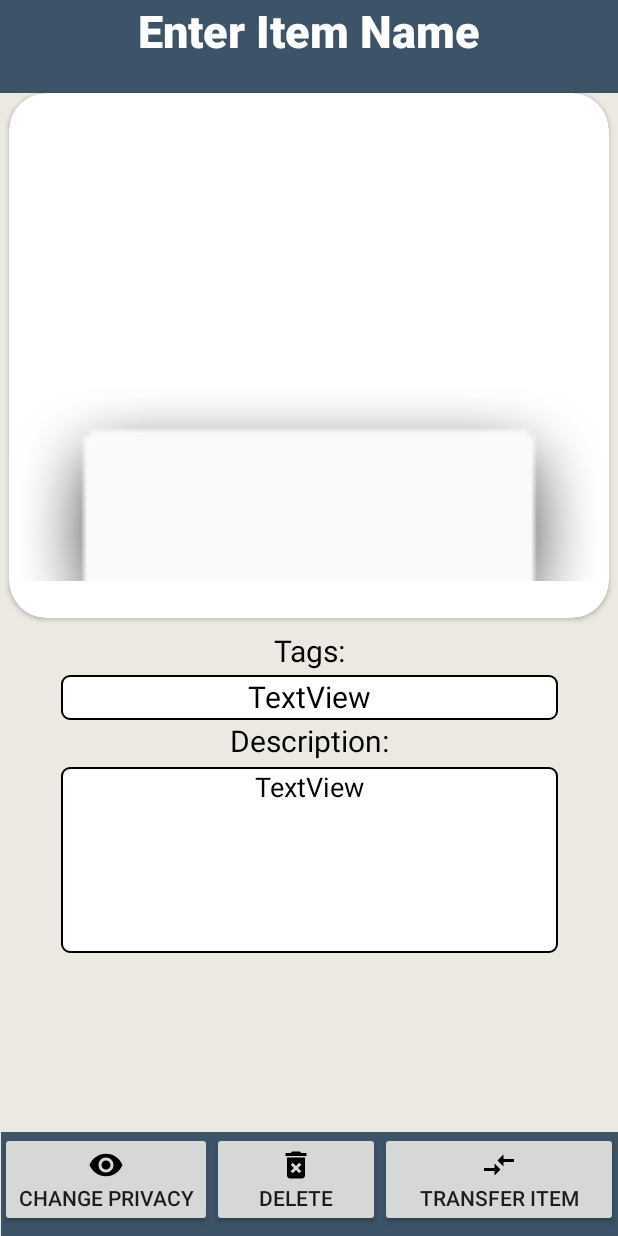
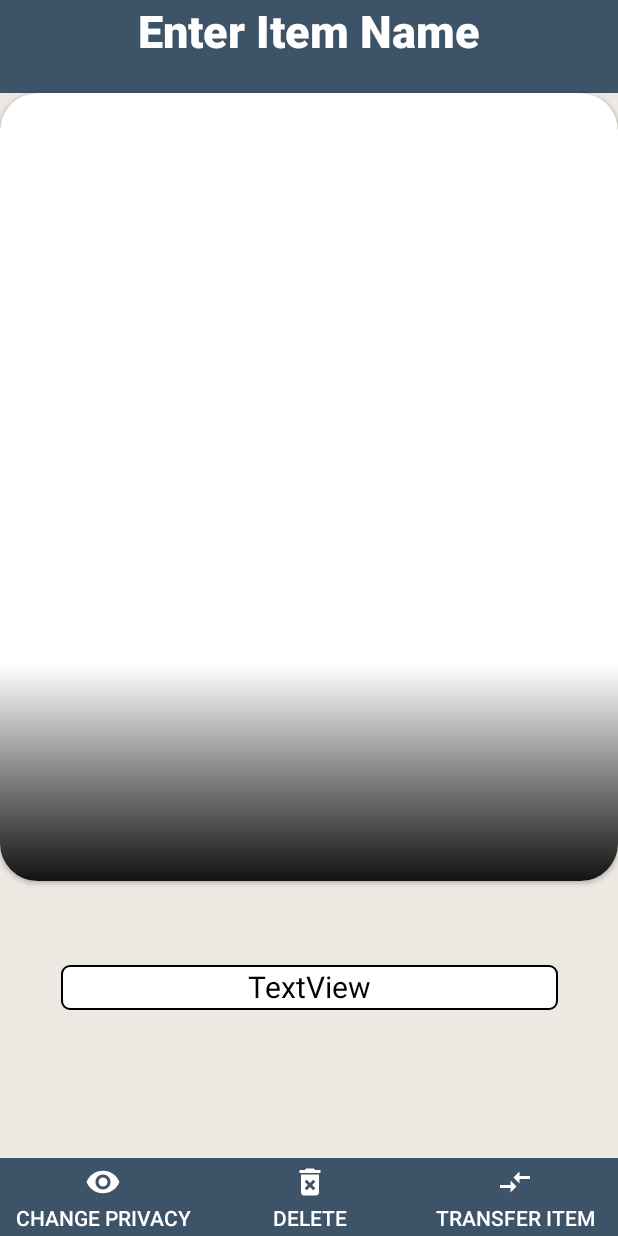
Before and after one commit to asilmian/It_proj_android, an Android app: the SingleItemView screen opened directly, with no data from a screen before it, on a phone screen of 412 x 824 dp. Run offline under Robolectric (Android 15) with nearby library versions, the phone set to English and light mode, and no system bars; our stand-ins replace Firebase (no records; nobody signed in at launch, a user with empty details on screens opened directly); network calls fail; pictures from the network do not load.

Commit message:
new single item view

```diff
--- /dev/null
+++ b/ItemOrganizer/app/src/main/res/drawable/black_gradient.xml
@@ -0,0 +1,9 @@
+<?xml version="1.0" encoding="utf-8"?>
+<shape xmlns:android="http://schemas.android.com/apk/res/android">
+
+
+    <gradient android:angle="90"
+        android:startColor="#FF121212"
+        android:centerColor="#79000000"
+        android:endColor="#00000000"/>
+</shape>
--- a/ItemOrganizer/app/src/main/res/layout/activity_single_item_view.xml
+++ b/ItemOrganizer/app/src/main/res/layout/activity_single_item_view.xml
@@ -9,8 +9,8 @@
 
     <androidx.cardview.widget.CardView
         android:id="@+id/new_family_view"
-        android:layout_width="400dp"
-        android:layout_height="350dp"
+        android:layout_width="0dp"
+        android:layout_height="525dp"
         android:layout_centerHorizontal="true"
         android:elevation="12dp"
         android:innerRadius="0dp"
@@ -26,58 +26,61 @@
             android:layout_height="match_parent">
 
             <ImageView
-                android:id="@+id/imageView5"
+                android:id="@+id/singleItemViewImage"
                 android:layout_width="match_parent"
-                android:layout_height="200dp"
+                android:layout_height="match_parent"
+                android:contentDescription="TODO"
+                app:layout_constraintBottom_toBottomOf="parent"
+                app:layout_constraintEnd_toEndOf="parent"
+                app:layout_constraintStart_toStartOf="parent"
+                app:layout_constraintTop_toTopOf="parent"
+                tools:srcCompat="@tools:sample/backgrounds/scenic" />
+
+            <ImageView
+                android:id="@+id/imageView6"
+                android:layout_width="0dp"
+                android:layout_height="144dp"
+                android:elevation="4dp"
                 app:layout_constraintBottom_toBottomOf="parent"
                 app:layout_constraintEnd_toEndOf="parent"
                 app:layout_constraintHorizontal_bias="0.0"
                 app:layout_constraintStart_toStartOf="parent"
                 app:layout_constraintTop_toTopOf="parent"
                 app:layout_constraintVertical_bias="1.0"
-                app:srcCompat="?attr/panelBackground" />
+                app:srcCompat="@drawable/black_gradient" />
+
+            <TextView
+                android:id="@+id/singleItemViewDescription"
+                android:layout_width="match_parent"
+                android:layout_height="wrap_content"
+                android:elevation="6dp"
+                android:textAlignment="center"
+                android:textColor="@android:color/white"
+                android:textSize="18sp"
+                app:layout_constraintBottom_toBottomOf="@+id/singleItemViewImage"
+                app:layout_constraintEnd_toEndOf="@+id/imageView6"
+                app:layout_constraintHorizontal_bias="0.0"
+                app:layout_constraintStart_toStartOf="@+id/imageView6"
+                app:layout_constraintTop_toTopOf="@+id/imageView6"
+                app:layout_constraintVertical_bias="1.0"
+                tools:text="@tools:sample/lorem" />
         </androidx.constraintlayout.widget.ConstraintLayout>
-
-        <ImageView
-            android:id="@+id/singleItemViewImage"
-            android:layout_width="match_parent"
-            android:layout_height="match_parent"
-            android:contentDescription="TODO"
-            app:layout_constraintBottom_toBottomOf="parent"
-            app:layout_constraintEnd_toEndOf="parent"
-            app:layout_constraintStart_toStartOf="parent"
-            app:layout_constraintTop_toBottomOf="@+id/singleItemViewFiller"
-            app:layout_constraintVertical_bias="0.048"
-            tools:srcCompat="@tools:sample/backgrounds/scenic" />
 
     </androidx.cardview.widget.CardView>
 
     <TextView
         android:id="@+id/singleItemViewFiller4"
-        android:layout_width="411dp"
-        android:layout_height="69dp"
+        android:layout_width="0dp"
+        android:layout_height="52dp"
         android:background="@color/colorBtn"
         android:textAlignment="center"
         android:textSize="24sp"
         app:layout_constraintBottom_toBottomOf="parent"
         app:layout_constraintEnd_toEndOf="parent"
-        app:layout_constraintHorizontal_bias="1.0"
+        app:layout_constraintHorizontal_bias="0.0"
         app:layout_constraintStart_toStartOf="parent"
-        app:layout_constraintTop_toBottomOf="@+id/singleItemViewDescription"
+        app:layout_constraintTop_toBottomOf="@+id/singleItemViewTags"
         app:layout_constraintVertical_bias="1.0" />
-
-    <TextView
-        android:id="@+id/singleItemViewTagsHeader"
-        android:layout_width="361dp"
-        android:layout_height="30dp"
-        android:layout_marginTop="8dp"
-        android:text="Tags:"
-        android:textAlignment="center"
-        android:textColor="@android:color/black"
-        android:textSize="20sp"
-        app:layout_constraintEnd_toEndOf="parent"
-        app:layout_constraintStart_toStartOf="parent"
-        app:layout_constraintTop_toBottomOf="@+id/new_family_view" />
 
     <TextView
         android:id="@+id/singleItemViewName"
@@ -99,69 +102,55 @@
         android:layout_width="331dp"
         android:layout_height="30dp"
         android:background="@drawable/rounded_corner"
-        android:text="TextView"
+        android:text="@string/textview"
         android:textAlignment="center"
         android:textColor="@android:color/black"
         android:textSize="20sp"
+        app:layout_constraintBottom_toBottomOf="parent"
         app:layout_constraintEnd_toEndOf="parent"
         app:layout_constraintStart_toStartOf="parent"
-        app:layout_constraintTop_toBottomOf="@+id/singleItemViewTagsHeader" />
-
-    <TextView
-        android:id="@+id/singleItemViewDescription"
-        android:layout_width="0dp"
-        android:layout_height="124dp"
-
-        android:layout_marginTop="4dp"
-        android:background="@drawable/rounded_corner"
-        android:text="TextView"
-        android:textAlignment="center"
-        android:textColor="@android:color/black"
-        android:textSize="18sp"
-        app:layout_constraintEnd_toEndOf="@+id/singleItemViewTags"
-        app:layout_constraintStart_toStartOf="@+id/singleItemViewTags"
-        app:layout_constraintTop_toBottomOf="@+id/textView8" />
-
-    <TextView
-        android:id="@+id/textView8"
-        android:layout_width="0dp"
-        android:layout_height="wrap_content"
-        android:text="@string/description"
-        android:textAlignment="center"
-        android:textColor="@android:color/black"
-        android:textSize="20dp"
-        app:layout_constraintEnd_toEndOf="parent"
-        app:layout_constraintHorizontal_bias="1.0"
-        app:layout_constraintStart_toStartOf="parent"
-        app:layout_constraintTop_toBottomOf="@+id/singleItemViewTags" />
+        app:layout_constraintTop_toBottomOf="@+id/new_family_view"
+        app:layout_constraintVertical_bias="0.271" />
 
     <Button
         android:id="@+id/singleItemViewDelete"
-        android:layout_width="112dp"
-        android:layout_height="wrap_content"
+        android:layout_width="137dp"
+        android:layout_height="0dp"
+        android:background="@color/colorBtn"
         android:drawableTop="@drawable/ic_delete"
+        android:drawableTint="@android:color/white"
         android:text="@string/delete"
+        android:textColor="@android:color/white"
         app:layout_constraintBottom_toBottomOf="@+id/singleItemViewcp"
         app:layout_constraintStart_toEndOf="@+id/singleItemViewcp"
-        app:layout_constraintTop_toTopOf="@+id/singleItemViewcp" />
+        app:layout_constraintTop_toTopOf="@+id/singleItemViewcp"
+        app:layout_constraintVertical_bias="0.0" />
 
     <Button
         android:id="@+id/singleItemViewcp"
-        android:layout_width="wrap_content"
+        android:layout_width="138dp"
         android:layout_height="wrap_content"
+        android:background="@color/colorBtn"
         android:drawableTop="@drawable/ic_privacy"
+        android:drawableTint="@android:color/white"
         android:text="@string/change_privacy"
+        android:textColor="@android:color/white"
+        app:layout_constraintBottom_toBottomOf="@+id/singleItemViewFiller4"
         app:layout_constraintEnd_toEndOf="parent"
         app:layout_constraintHorizontal_bias="0.0"
         app:layout_constraintStart_toStartOf="parent"
-        app:layout_constraintTop_toTopOf="@+id/singleItemViewFiller4" />
+        app:layout_constraintTop_toTopOf="@+id/singleItemViewFiller4"
+        app:layout_constraintVertical_bias="1.0" />
 
     <Button
         android:id="@+id/singleItemViewTransfer"
         android:layout_width="0dp"
         android:layout_height="wrap_content"
+        android:background="@color/colorBtn"
         android:drawableTop="@drawable/ic_transfer"
+        android:drawableTint="@android:color/white"
         android:text="@string/transfer_item"
+        android:textColor="@android:color/white"
         app:layout_constraintBottom_toBottomOf="@+id/singleItemViewcp"
         app:layout_constraintEnd_toEndOf="parent"
         app:layout_constraintStart_toEndOf="@+id/singleItemViewDelete"
@@ -170,14 +159,14 @@
     <ProgressBar
         android:id="@+id/singleItemViewSpinner"
         style="?android:attr/progressBarStyle"
-        android:layout_width="166dp"
-        android:layout_height="149dp"
+        android:layout_width="150dp"
+        android:layout_height="150dp"
+        android:elevation="50dp"
         android:visibility="gone"
         app:layout_constraintBottom_toBottomOf="parent"
         app:layout_constraintEnd_toEndOf="parent"
         app:layout_constraintHorizontal_bias="0.498"
         app:layout_constraintStart_toStartOf="parent"
-        app:layout_constraintTop_toTopOf="@+id/singleItemViewTagsHeader"
-        app:layout_constraintVertical_bias="0.29000002" />
+        app:layout_constraintTop_toTopOf="@+id/singleItemViewName" />
 
 </androidx.constraintlayout.widget.ConstraintLayout>
--- a/ItemOrganizer/app/src/main/res/values/strings.xml
+++ b/ItemOrganizer/app/src/main/res/values/strings.xml
@@ -51,4 +51,5 @@
     <string name="leave_family">Leave Family</string>
     <string name="new_family">New Family</string>
     <string name="family_members">Family Members:</string>
+    <string name="textview">TextView</string>
 </resources>
```
